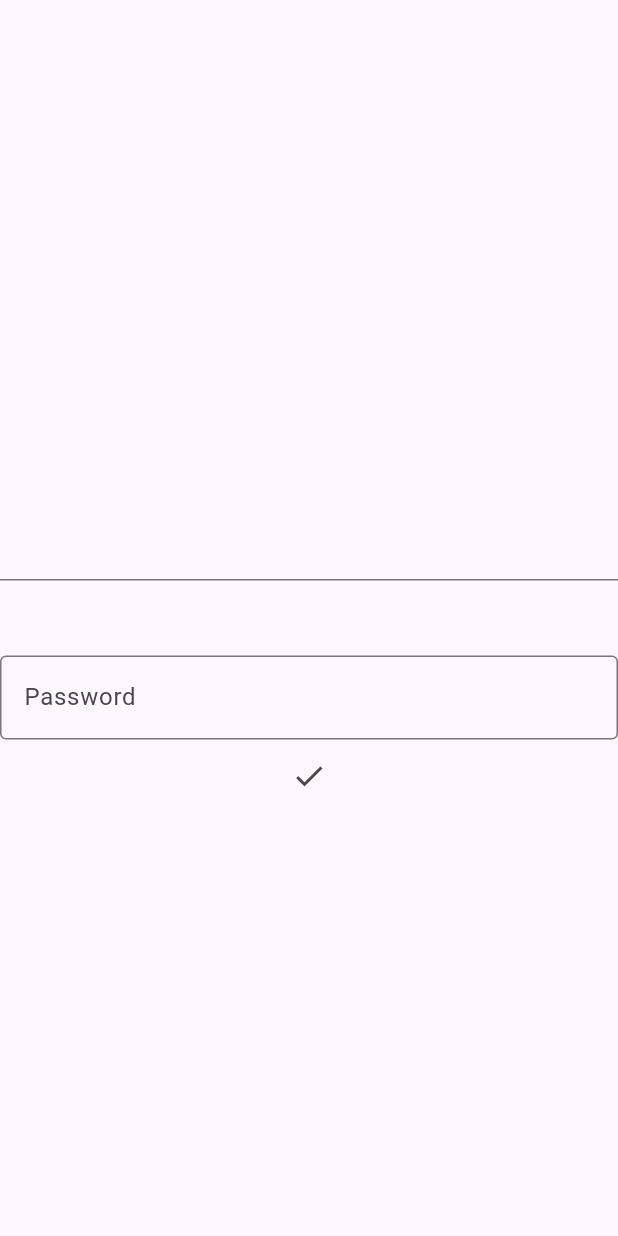
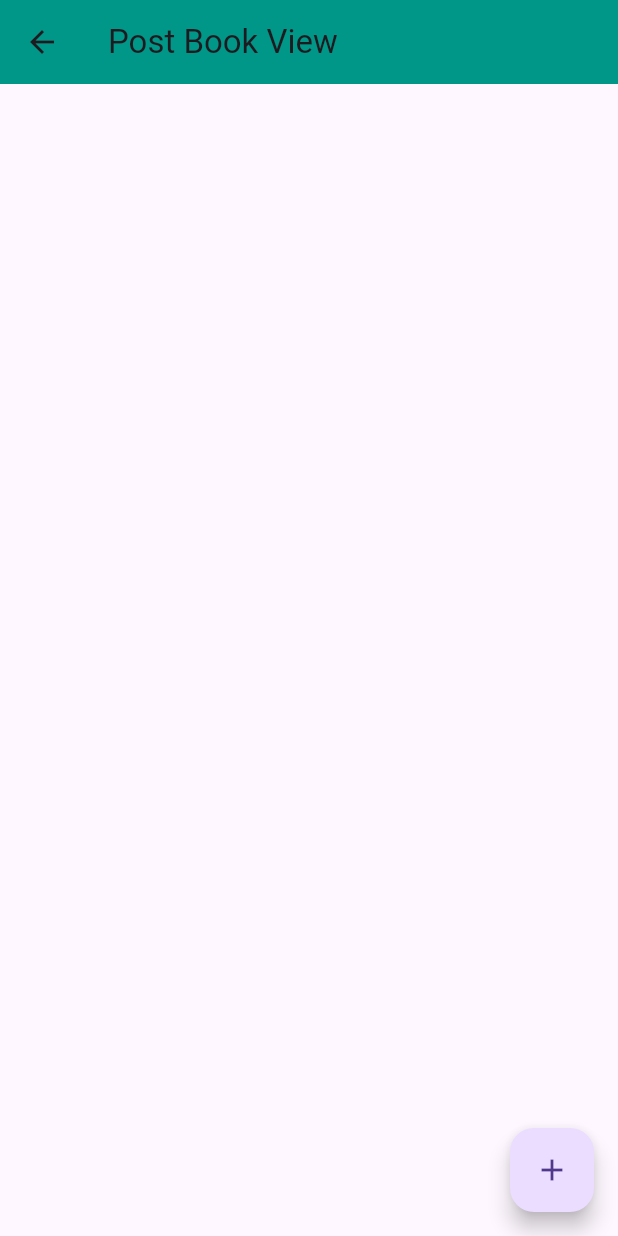
Before and after one commit to zehrayldz00/from-scratch-flutter, a Flutter app: the screen it shows after launch, on a phone screen of 412 x 824 dp. Run offline on Flutter 3.47's test engine with Material 3 defaults, Android fonts, the light colour scheme and no system bars; our stand-ins replace flutter_screenutil.

Commit message:
Alert Dialog & HTTP 3

```diff
--- a/lib/main.dart
+++ b/lib/main.dart
@@ -2,6 +2,8 @@ import 'package:flutter/material.dart';
 import 'package:fromscratchflutter/views/form_view.dart';
 import 'package:fromscratchflutter/views/json_placeholder_views.dart';
 import 'package:fromscratchflutter/widgets/shadow.dart';
+import 'package:fromscratchflutter/views/firebase_view.dart';
+
 
 void main() => runApp(MyApp());
 
@@ -12,9 +14,11 @@ class MyApp extends StatelessWidget {
   Widget build(BuildContext context) {
     return MaterialApp(
       title: 'Material App',
+      initialRoute : "/firebase",
       routes : {
         "/home": (context) => JsonPlaceholderViews(),
-        "/": (context) => FormView(), //3:53
+        "/": (context) => FormView(),
+        "/firebase": (context) => FireBaseBookView(),
       },
     );
   }
--- /dev/null
+++ b/lib/model/book.dart
@@ -0,0 +1,21 @@
+class Book {
+  String? author;
+  int? id;
+  String? title;
+
+  Book({this.author, this.id, this.title});
+
+  Book.fromJson(Map<String, dynamic> json) {
+    author = json['author'];
+    id = json['id'];
+    title = json['title'];
+  }
+
+  Map<String, dynamic> toJson() {
+    final Map<String, dynamic> data = new Map<String, dynamic>();
+    data['author'] = this.author;
+    data['id'] = this.id;
+    data['title'] = this.title;
+    return data;
+  }
+}
--- /dev/null
+++ b/lib/views/firebase_view.dart
@@ -0,0 +1,96 @@
+import 'dart:convert';
+
+import 'package:flutter/material.dart';
+import 'package:http/http.dart' as http;
+
+import '../model/book.dart';
+
+class FireBaseBookView extends StatefulWidget {
+  const FireBaseBookView({super.key});
+
+  @override
+  State<FireBaseBookView> createState() => _FireBaseBookViewState();
+}
+
+class _FireBaseBookViewState extends State<FireBaseBookView> {
+  TextEditingController? _bookNameTEC;
+  TextEditingController? _bookIdTEC;
+  TextEditingController? _bookAuthorTEC;
+
+  @override
+  void initState() {
+    super.initState();
+    _bookNameTEC = new TextEditingController();
+    _bookIdTEC = new TextEditingController();
+    _bookAuthorTEC = new TextEditingController();
+  }
+
+  Future<bool> _postBookData() async {
+    final _book = new Book();
+
+    _book.author = _bookAuthorTEC?.text;
+    _book.id = int.parse(_bookIdTEC!.text);
+    _book.title = _bookNameTEC?.text;
+
+    final response = await http.post(Uri.parse
+      ("https://rest-8692d-default-rtdb.firebaseio.com/.json"),
+        body : jsonEncode(_book.toJson())
+    );
+    if (response.statusCode == 200) {
+      return true;
+    } else {
+      print(response.body);
+      return false;
+    }
+  }
+
+  @override
+  Widget build(BuildContext context) {
+    return Scaffold(
+      appBar: _appBar,
+      floatingActionButton: FloatingActionButton(
+          child: Icon(Icons.add),
+          onPressed: () {
+            showDialog(
+                context: context,
+                builder: (context) {
+                  return Dialog(
+                      child: Card(
+                    child: Column(
+                      mainAxisSize: MainAxisSize.min,
+                      children: [
+                        TextField(
+                          controller: _bookNameTEC,
+                          decoration: InputDecoration(labelText: "Name"),
+                        ),
+                        TextField(
+                          controller: _bookIdTEC,
+                          decoration: InputDecoration(labelText: "ID"),
+                        ),
+                        TextField(
+                          controller: _bookAuthorTEC,
+                          decoration: InputDecoration(labelText: "Author"),
+                        ),
+                        IconButton(
+                            onPressed: () async {
+                              final _result = await _postBookData();
+                              print(_result);
+                            },
+                            icon: Icon(
+                              Icons.send,
+                              color: Colors.blue,
+                            )),
+                      ],
+                    ),
+                  ));
+                });
+          }),
+      floatingActionButtonLocation: FloatingActionButtonLocation.endFloat,
+    );
+  }
+
+  AppBar get _appBar => AppBar(
+        title: Text("Post Book View"),
+        backgroundColor: Colors.teal,
+      );
+}
```
Also changed, not shown: lib/views/form_view.dart (+6 -4 lines).
